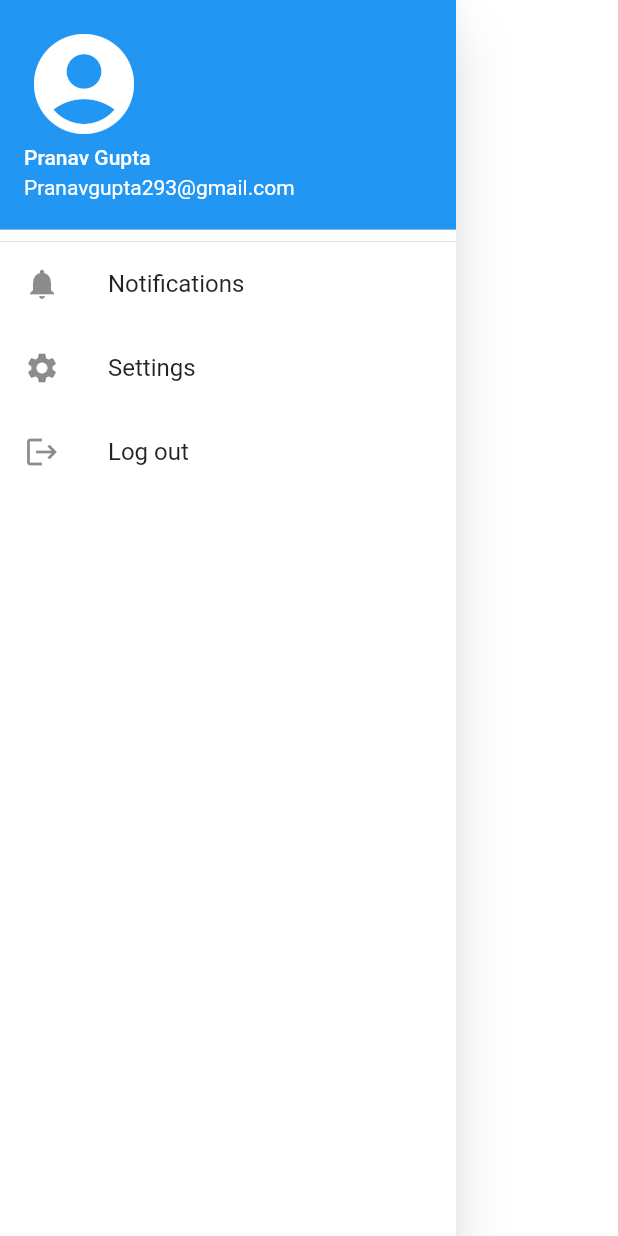
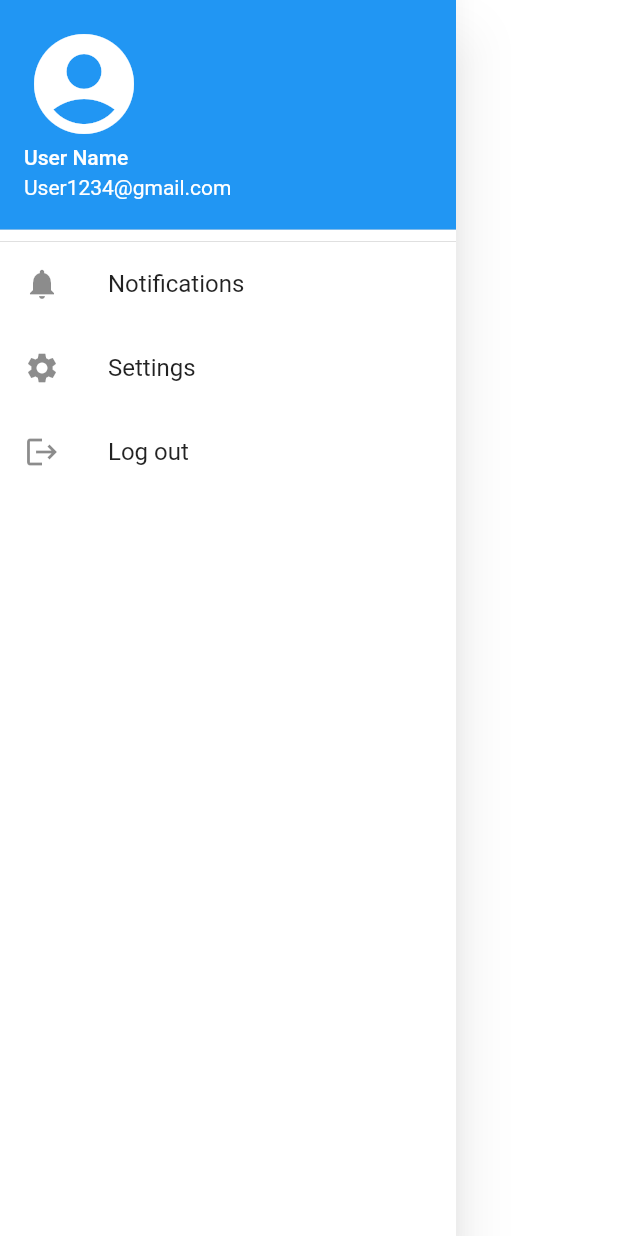
Before and after one commit to itsAkankshaJha/30-Days-of-Flutter, a Flutter app: the MyDrawer widget shown alone on an empty page, opened directly, on a phone screen of 412 x 824 dp. Run offline on Flutter 3.47's test engine with Material 2 defaults, Android fonts, the phone set to English and light mode, and no system bars; network calls fail.

Commit message:
project completed

```diff
--- a/lib/model/cart_model.dart
+++ b/lib/model/cart_model.dart
@@ -1,6 +1,7 @@
 
 import 'package:flutter/material.dart';
 import 'package:my_flutter/model/catalog.dart';
+import 'package:my_flutter/widgets/Items_Widgets.dart';
 class CartModel extends StatefulWidget {
   final Item cartItem;
   const CartModel({Key key, this.cartItem}) : super(key: key);
@@ -16,7 +17,10 @@ class _CartModelState extends State<CartModel> {
       title: Text(
         widget.cartItem.name,
       ),
-      trailing: Icon(Icons.remove_circle),
+      trailing: InkWell(
+        onTap: (){
+        },
+          child: Icon(Icons.remove_circle)),
     );
   }
 }
--- a/lib/widgets/Items_Widgets.dart
+++ b/lib/widgets/Items_Widgets.dart
@@ -77,7 +77,7 @@ Widget itemWidget({BuildContext context,@required Item item}){
 }
 class AddToCart extends StatefulWidget {
   final Item  item;
-  bool added = false;
+   bool added = false;
    AddToCart({Key key, this.item}) : super(key: key);
   @override
   _AddToCartState createState() => _AddToCartState();
--- a/lib/widgets/drawer.dart
+++ b/lib/widgets/drawer.dart
@@ -11,8 +11,8 @@ class MyDrawer extends StatelessWidget {
           padding: EdgeInsets.zero,
           margin: EdgeInsets.zero,
           child: UserAccountsDrawerHeader(
-            accountEmail: Text("Pranavgupta293@gmail.com"),
-            accountName: Text("Pranav Gupta"),
+            accountEmail: Text("User1234@gmail.com"),
+            accountName: Text("User Name"),
             currentAccountPicture: Icon(
               Icons.account_circle,
               color: Theme.of(context).backgroundColor,
@@ -36,3 +36,4 @@ class MyDrawer extends StatelessWidget {
     ));
   }
 }
+// No work for day 27 to day 30
```
